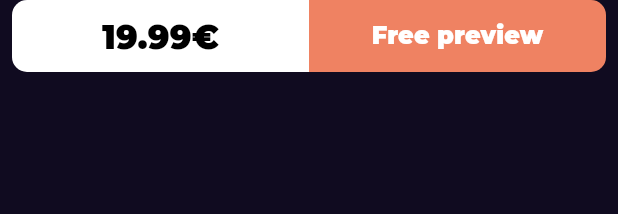
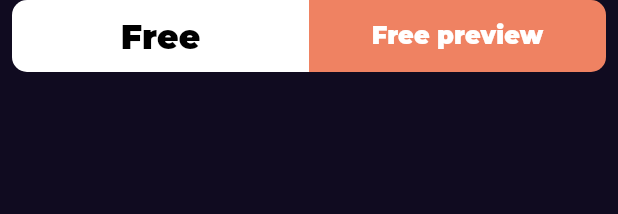
Before and after one commit to m9stafa05/Bookly-App, a Flutter app: the BooksActionButton widget shown alone on an empty page, opened directly, on a phone screen of 412 x 824 dp. Shown: the top 214 px of the screen. Run offline on Flutter 3.47's test engine with Material 3 defaults, Android fonts, the phone set to English and light mode, and no system bars; our stand-ins replace bloc, cached_network_image, dartz, dio, equatable, flutter_bloc and 7 more; network calls fail.

Commit message:
Update the price

```diff
--- a/lib/features/home/presentation/views/widgets/books_actions_button.dart
+++ b/lib/features/home/presentation/views/widgets/books_actions_button.dart
@@ -19,7 +19,7 @@ class BooksActionButton extends StatelessWidget {
                 bottomLeft: Radius.circular(10),
               ),
               fontSize: 22,
-              text: '19.99€',
+              text: 'Free',
             ),
           ),
           Expanded(
```
